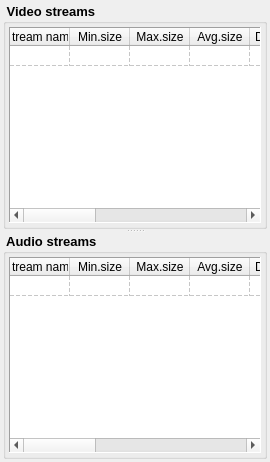
Before: the Qt Designer form Homer/forms/Widgets/OverviewDataStreamsWidget.ui in Homer-Conferencing/Homer-Conferencing, drawn with Qt 5.
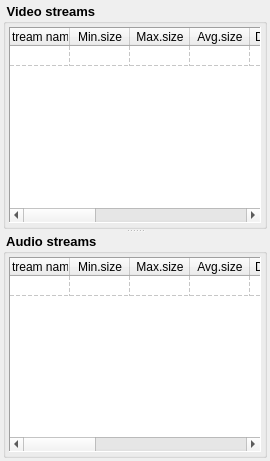
After: the same form once the commit is applied.

Commit message: - fixed: Homer: minor update for widgets layout

```diff
--- a/Homer/forms/Widgets/OverviewDataStreamsWidget.ui
+++ b/Homer/forms/Widgets/OverviewDataStreamsWidget.ui
@@ -7,7 +7,7 @@
     <x>0</x>
     <y>0</y>
     <width>270</width>
-    <height>462</height>
+    <height>461</height>
    </rect>
   </property>
   <property name="sizePolicy">
@@ -19,9 +19,7 @@
   <property name="font">
    <font>
     <family>Arial</family>
-    <pointsize>12</pointsize>
-    <weight>75</weight>
-    <bold>true</bold>
+    <pointsize>11</pointsize>
    </font>
   </property>
   <property name="styleSheet">
```
Left out of the diff: 33 changed lines with no effect on the pictures. The commit also changes 5 other files.
